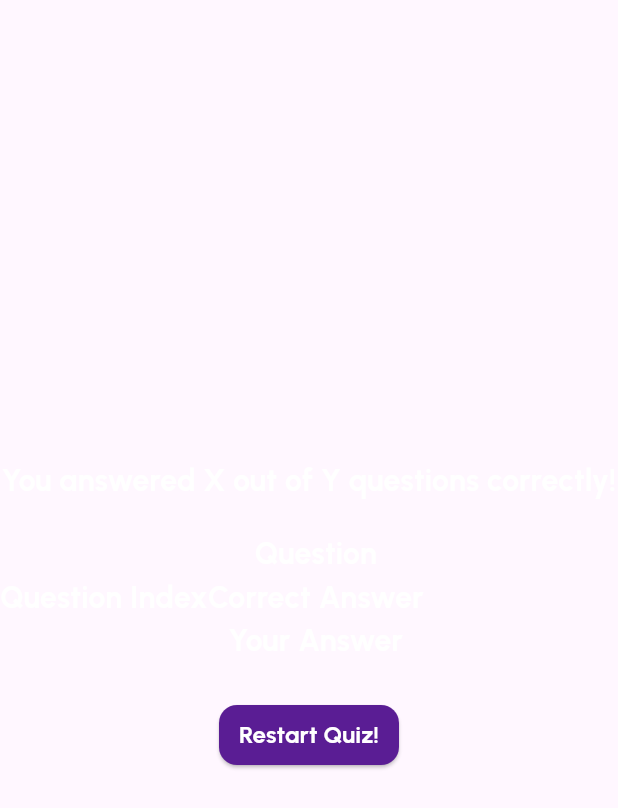
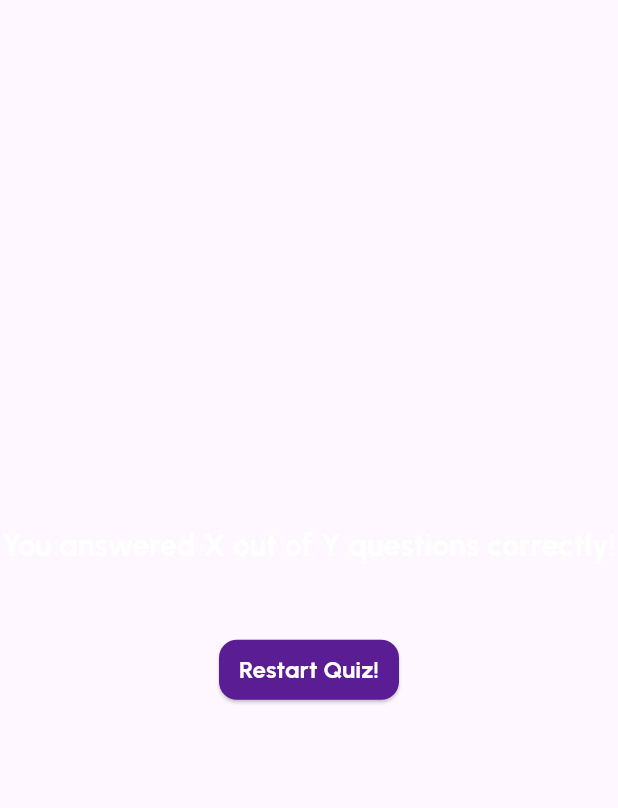
Before and after one commit to birugh/flutter-quiz-app, a Flutter app: the WidgetResultsScreen widget shown alone on an empty page, opened directly with empty values, on a phone screen of 412 x 824 dp. Shown: the top 808 px of the screen. Run offline on Flutter 3.47's test engine with Material 3 defaults, Android fonts, the light colour scheme and no system bars; our stand-ins replace google_fonts.

Commit message:
berhasil memasukkan data jawaban user ke results screen

```diff
--- a/lib/components/material_app.dart
+++ b/lib/components/material_app.dart
@@ -33,7 +33,7 @@ class _WidgetMaterialAppState extends State<WidgetMaterialApp> {
     selectedAnswer.add(answer);
     if (selectedAnswer.length == questions.length) {
       setState(() {
-        selectedAnswer = [];
+        // selectedAnswer = [];
         activeScreen = 'results-screen';
       });
     }
--- a/lib/screens/results_screen.dart
+++ b/lib/screens/results_screen.dart
@@ -1,6 +1,7 @@
 import 'package:flutter/material.dart';
 import 'package:quiz_app/components/custom_elevated_button.dart';
 import 'package:quiz_app/components/custom_text.dart';
+import 'package:quiz_app/components/questions_summary.dart';
 import 'package:quiz_app/data/questions.dart';
 
 class WidgetResultsScreen extends StatelessWidget {
@@ -12,9 +13,12 @@ class WidgetResultsScreen extends StatelessWidget {
     List<Map<String, Object>> summary = [];
 
     for (var i = 0; i < chosenAnswer.length; i++) {
+      print('Q: ${questions[i].question}');
+      print('A: ${questions[i].answer[0]}');
+      print('Your A: ${chosenAnswer[i]}');
       summary.add({
         'question_index': i,
-        'question': questions[i],
+        'question': questions[i].question,
         'correct_answer': questions[i].answer[0],
         'your_answer': chosenAnswer[i],
       });
@@ -33,22 +37,13 @@ class WidgetResultsScreen extends StatelessWidget {
             text: 'You answered X out of Y questions correctly!',
           ),
           SizedBox(height: 20),
-          Row(
-            children: [
-              WidgetCustomText(text: 'Question Index'),
-              Column(
-                children: [
-                  WidgetCustomText(text: 'Question'),
-                  WidgetCustomText(text: 'Correct Answer'),
-                  WidgetCustomText(text: 'Your Answer'),
-                ],
-              ),
-            ],
-          ),
+          WidgetQuestionsSummary(summaryData: getSummaryData()),
           SizedBox(height: 20),
           WidgetElevatedButton(
             text: 'Restart Quiz!',
-            onPressed: () {},
+            onPressed: () {
+              // TODO
+            },
             width: 120,
           ),
         ],
```
Also changed, not shown: lib/components/questions_summary.dart (+18 -10 lines).
